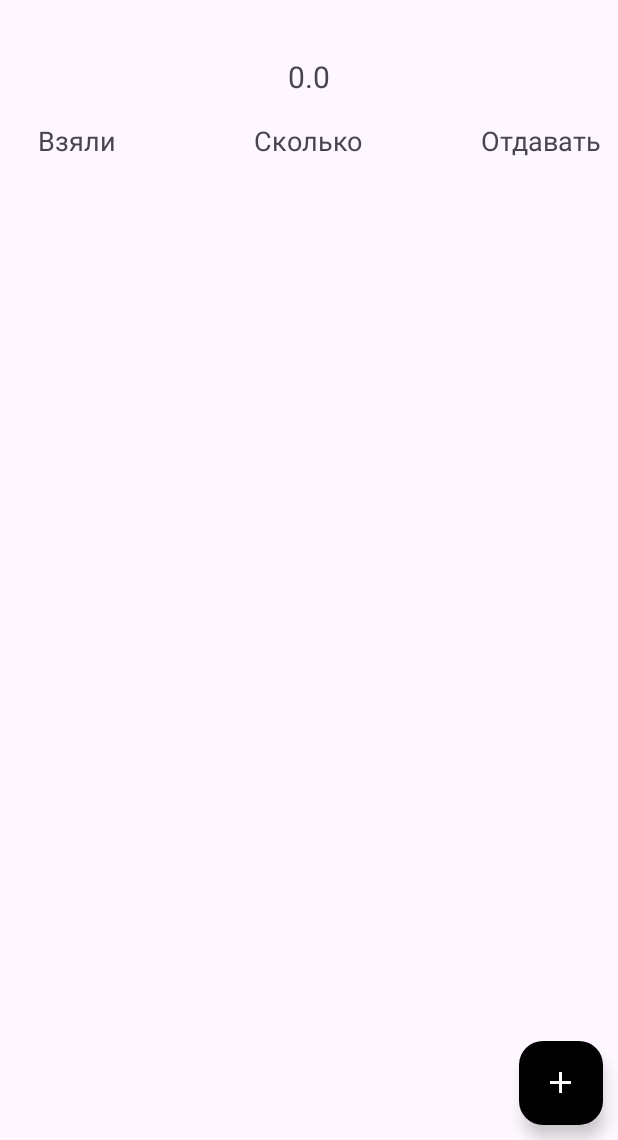
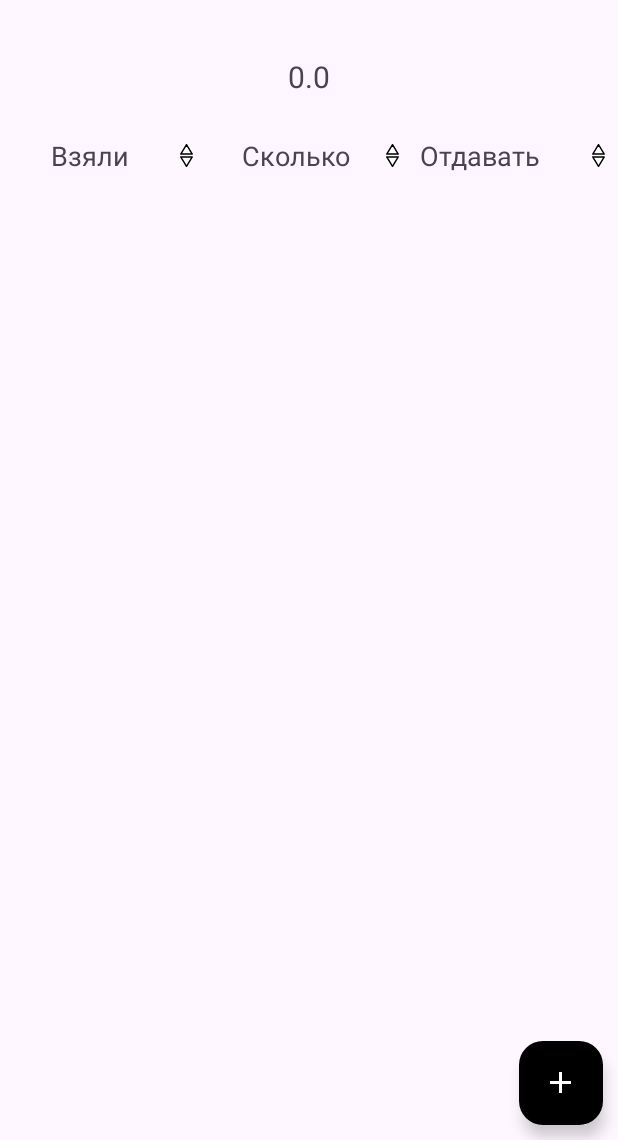
Before and after one commit to myfenix92/MoneyDebtor, an Android app: the DetailActivity screen opened directly, with no data from a screen before it, on a phone screen of 412 x 824 dp, the part 96-1236 px from its top. Run offline under Robolectric (Android 15) with nearby library versions, the phone set to English and light mode, and no system bars; 3 statements that could not run were skipped.

Commit message:
feat: add arrow for sort, fix warning

```diff
--- a/app/src/main/java/com/hfad/moneydebtor/DetailActivity.java
+++ b/app/src/main/java/com/hfad/moneydebtor/DetailActivity.java
@@ -187,7 +187,7 @@ public class DetailActivity extends AppCompatActivity {
         return super.onOptionsItemSelected(menuItem);
     }
 
-    private List<UsersDetailDataset> displayDataDetail() {
+    private void displayDataDetail() {
         cursor = db.getDataDetailUsers(userId);
         if (cursor.getCount() == 0) {
             usersDetailDatasetList.clear();
@@ -206,7 +206,6 @@ public class DetailActivity extends AppCompatActivity {
                         ));
             }
         }
-        return usersDetailDatasetList;
     }
 
     public void addNewUser(View view) {
--- a/app/src/main/java/com/hfad/moneydebtor/EditActivity.java
+++ b/app/src/main/java/com/hfad/moneydebtor/EditActivity.java
@@ -11,7 +11,6 @@ import android.text.Editable;
 import android.text.TextWatcher;
 import android.view.View;
 import android.view.WindowManager;
-import android.view.inputmethod.InputMethodManager;
 import android.widget.CompoundButton;
 import android.widget.DatePicker;
 import android.widget.EditText;
@@ -21,7 +20,6 @@ import android.widget.ToggleButton;
 
 import java.text.SimpleDateFormat;
 import java.util.Calendar;
-import java.util.Date;
 import java.util.Locale;
 import java.util.Objects;
 
@@ -252,7 +250,7 @@ public class EditActivity extends AppCompatActivity {
                             summaText,
                             dateGiveNumber);
                     db.updateUsers(idUser, (allSummaUser + summaText));
-                    String summaCut = String.format("%.2f", (allSummaUser + summaText));
+                    String summaCut = String.format(Locale.US, "%.2f", (allSummaUser + summaText));
                     Intent intent = new Intent(this, DetailActivity.class);
                     intent.putExtra(DetailActivity.USER_ID, idUser);
                     intent.putExtra(DetailActivity.USER_NAME, nameUser);
@@ -270,7 +268,7 @@ public class EditActivity extends AppCompatActivity {
                 if (summa.getText().toString().isEmpty()) {
                     Toast.makeText(this, R.string.empty_summa, Toast.LENGTH_SHORT).show();
                 } else {
-                    double tempSumma = 0;
+                    double tempSumma;
                     if (color) {
                         tempSumma = allSummaUser - startSumma + summaText;
                     } else {
@@ -278,7 +276,7 @@ public class EditActivity extends AppCompatActivity {
                     }
                     db.updateUsers(idUser, tempSumma);
                     db.updateUsersDetail(idRecord, dateTakeNumber, summaText, dateGiveNumber);
-                    String summaCut = String.format("%.2f", tempSumma);
+                    String summaCut = String.format(Locale.US, "%.2f", tempSumma);
                     Intent intent = new Intent(this, DetailActivity.class);
                     intent.putExtra(DetailActivity.USER_ID, idUser);
                     intent.putExtra(DetailActivity.USER_NAME, nameUser);
--- a/app/src/main/java/com/hfad/moneydebtor/MainActivity.java
+++ b/app/src/main/java/com/hfad/moneydebtor/MainActivity.java
@@ -2,7 +2,6 @@ package com.hfad.moneydebtor;
 
 import androidx.appcompat.app.AppCompatActivity;
 import androidx.appcompat.widget.Toolbar;
-import androidx.core.content.ContextCompat;
 import androidx.recyclerview.widget.LinearLayoutManager;
 import androidx.recyclerview.widget.RecyclerView;
 import androidx.recyclerview.widget.StaggeredGridLayoutManager;
@@ -13,10 +12,7 @@ import android.os.Bundle;
 import android.view.View;
 import android.widget.Toast;
 
-import com.google.android.material.snackbar.Snackbar;
-
 import java.util.ArrayList;
-import java.util.Currency;
 import java.util.List;
 
 public class MainActivity extends AppCompatActivity {
@@ -65,7 +61,7 @@ public class MainActivity extends AppCompatActivity {
         startActivity(intent);
     }
 
-    private List<UsersDataset> displayData() {
+    private void displayData() {
         cursor = db.getDataUsers();
         if (cursor.getCount() == 0) {
             usersDatasetList.clear();
@@ -81,7 +77,6 @@ public class MainActivity extends AppCompatActivity {
                 ));
             }
         }
-        return usersDatasetList;
     }
 
     @Override
--- /dev/null
+++ b/app/src/main/res/drawable/arrow_sort_triangle_vertical_icon_183109.xml
@@ -0,0 +1,18 @@
+<vector xmlns:android="http://schemas.android.com/apk/res/android"
+    android:width="15dp"
+    android:height="15dp"
+    android:viewportWidth="32"
+    android:viewportHeight="32">
+  <path
+      android:pathData="M16,31l-8,-13l16,0z"
+      android:strokeLineJoin="round"
+      android:strokeWidth="2"
+      android:fillColor="#FFFFFF"
+      android:strokeColor="#000000"/>
+  <path
+      android:pathData="M16,1l-8,13l16,0z"
+      android:strokeLineJoin="round"
+      android:strokeWidth="2"
+      android:fillColor="#FFFFFF"
+      android:strokeColor="#000000"/>
+</vector>
--- a/app/src/main/res/layout/activity_detail.xml
+++ b/app/src/main/res/layout/activity_detail.xml
@@ -37,41 +37,48 @@
     <LinearLayout
         android:layout_width="match_parent"
         android:layout_height="wrap_content"
-        android:layout_marginTop="135dp"
+        android:layout_marginTop="150dp"
         android:orientation="horizontal">
         <TextView
             android:layout_width="0dp"
             android:layout_height="wrap_content"
             android:layout_marginBottom="5dp"
             android:text="@string/text_take"
+            android:textAlignment="center"
             android:layout_weight="1"
-            android:textAlignment="center"
-            android:padding="10dp"
-            android:textSize="18sp" />
+            android:padding="5dp"
+            android:textSize="18sp"
+            android:drawablePadding="2dp"
+            app:drawableRightCompat="@drawable/arrow_sort_triangle_vertical_icon_183109" />
 
         <TextView
             android:layout_width="0dp"
             android:layout_height="wrap_content"
             android:text="@string/text_summa"
             android:textAlignment="center"
-            android:layout_weight="2"
-            android:padding="10dp"
-            android:textSize="18sp" />
+            android:layout_weight="1"
+            android:padding="5dp"
+            android:textSize="18sp"
+            android:drawablePadding="2dp"
+            app:drawableRightCompat="@drawable/arrow_sort_triangle_vertical_icon_183109"/>
+
         <TextView
             android:layout_width="0dp"
             android:layout_height="wrap_content"
             android:text="@string/text_give"
-            android:textAlignment="center"
+            android:padding="5dp"
+            android:textSize="18sp"
             android:layout_weight="1"
-            android:padding="10dp"
-            android:textSize="18sp" />
+            android:drawablePadding="2dp"
+            app:drawableRightCompat="@drawable/arrow_sort_triangle_vertical_icon_183109"/>
+
     </LinearLayout>
 
     <androidx.recyclerview.widget.RecyclerView
         android:id="@+id/recycler_user_list"
         android:layout_width="match_parent"
         android:layout_height="match_parent"
-        android:layout_marginTop="170dp"
+        android:layout_marginTop="185dp"
         android:layout_marginBottom="70dp"
         android:orientation="vertical"
         app:layoutManager="androidx.recyclerview.widget.LinearLayoutManager" />
--- a/app/src/main/res/xml/data_extraction_rules.xml
+++ b/app/src/main/res/xml/data_extraction_rules.xml
@@ -5,8 +5,8 @@
 -->
 <data-extraction-rules>
     <cloud-backup>
-        <!-- TODO: ошибки на empty -->
-        <!-- TODO: сделать string файл для текстовых записей -->
+        <!-- TODO: ошибки на empty сделать метод -->
+        <!-- TODO: сортировка по нажатию на поле сверху, цвет по умолчанию, а так по сумме -->
     </cloud-backup>
     <!--
     <device-transfer>
```
